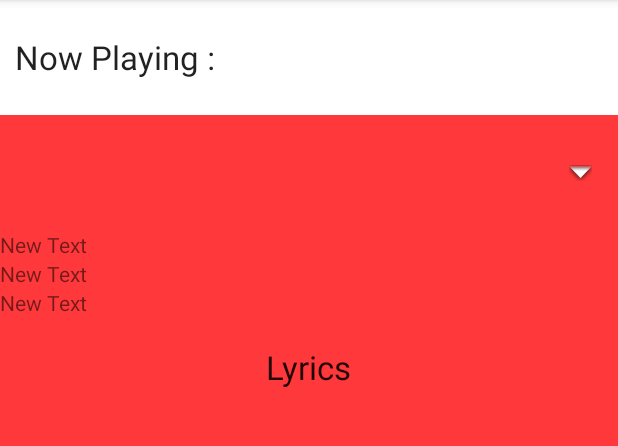
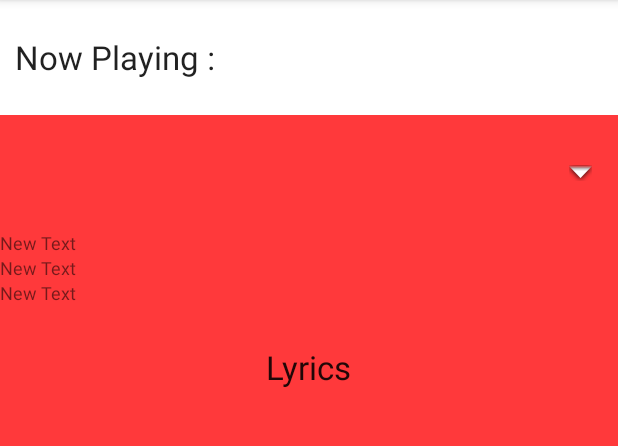
Before and after one commit to eternaltot/SeedApp, an Android app: the fragment FragmentLyrics shown on its own in the app's theme, on a phone screen of 412 x 824 dp, the part 84-530 px from its top. Run offline under Robolectric (Android 15) with nearby library versions, the phone set to English and light mode, and no system bars; libraries missing offline, so code that uses them is left out: com.google.android.youtube; pictures from the network do not load.

Commit message:
last edit from tot

```diff
--- a/app/src/main/res/layout/fragment_lyrics.xml
+++ b/app/src/main/res/layout/fragment_lyrics.xml
@@ -69,19 +69,22 @@
                 android:layout_width="wrap_content"
                 android:layout_height="wrap_content"
                 android:text="New Text"
-                android:id="@+id/textView6" />
+                android:id="@+id/textView6"
+                android:textSize="12dp" />
 
             <TextView
                 android:layout_width="wrap_content"
                 android:layout_height="wrap_content"
                 android:text="New Text"
-                android:id="@+id/textView7" />
+                android:id="@+id/textView7"
+                android:textSize="12dp" />
 
             <TextView
                 android:layout_width="wrap_content"
                 android:layout_height="wrap_content"
                 android:text="New Text"
-                android:id="@+id/textView8" />
+                android:id="@+id/textView8"
+                android:textSize="12dp" />
         </LinearLayout>
 
         <ScrollView
```
